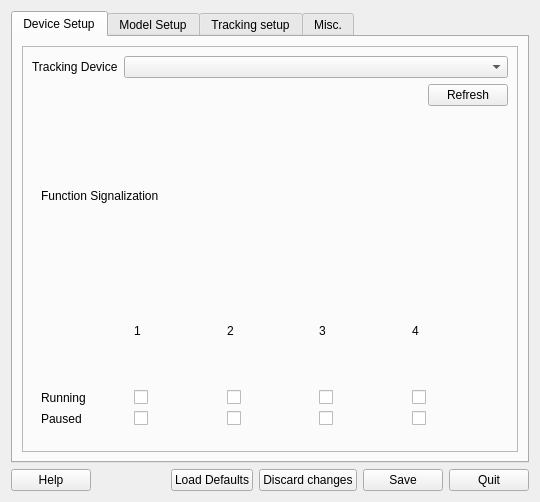
Before: the Qt Designer form branches/help_test/src/qt_gui/ltr.ui in uglyDwarf/linuxtrack, drawn with Qt 5.
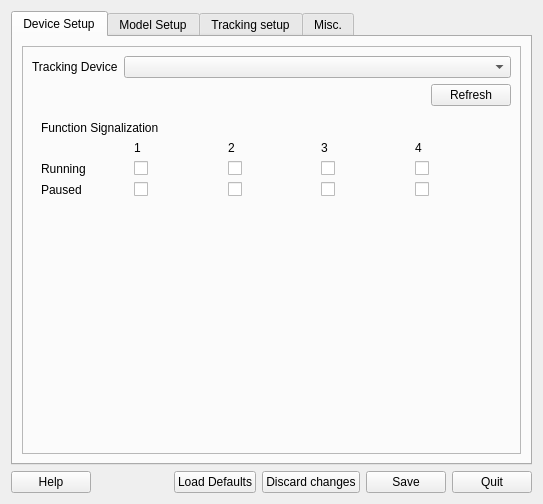
After: the same form once the commit is applied. The open tabs and pages were chosen to show the change. Icons and pictures are not drawn.

Commit message: Fixed layout of Wiimote setup GUI. Added a function to utils allowing to get logfile name. Fixed log viewer of ltr_gui.

Patch:
```diff
--- a/branches/help_test/src/qt_gui/ltr.ui
+++ b/branches/help_test/src/qt_gui/ltr.ui
@@ -6,8 +6,8 @@
    <rect>
     <x>0</x>
     <y>0</y>
-    <width>540</width>
-    <height>502</height>
+    <width>543</width>
+    <height>504</height>
    </rect>
   </property>
   <property name="sizePolicy">
@@ -284,6 +284,12 @@
                <layout class="QVBoxLayout" name="verticalLayout_5">
                 <item>
                  <widget class="QLabel" name="label_22">
+                  <property name="sizePolicy">
+                   <sizepolicy hsizetype="Minimum" vsizetype="Maximum">
+                    <horstretch>0</horstretch>
+                    <verstretch>0</verstretch>
+                   </sizepolicy>
+                  </property>
                   <property name="text">
                    <string>Function Signalization</string>
                   </property>
@@ -363,6 +369,12 @@
                   </item>
                   <item row="0" column="1">
                    <widget class="QLabel" name="label_18">
+                    <property name="sizePolicy">
+                     <sizepolicy hsizetype="Preferred" vsizetype="Maximum">
+                      <horstretch>0</horstretch>
+                      <verstretch>0</verstretch>
+                     </sizepolicy>
+                    </property>
                     <property name="text">
                      <string>1</string>
                     </property>
@@ -370,6 +382,12 @@
                   </item>
                   <item row="0" column="2">
                    <widget class="QLabel" name="label_19">
+                    <property name="sizePolicy">
+                     <sizepolicy hsizetype="Preferred" vsizetype="Maximum">
+                      <horstretch>0</horstretch>
+                      <verstretch>0</verstretch>
+                     </sizepolicy>
+                    </property>
                     <property name="text">
                      <string>2</string>
                     </property>
@@ -377,6 +395,12 @@
                   </item>
                   <item row="0" column="3">
                    <widget class="QLabel" name="label_20">
+                    <property name="sizePolicy">
+                     <sizepolicy hsizetype="Preferred" vsizetype="Maximum">
+                      <horstretch>0</horstretch>
+                      <verstretch>0</verstretch>
+                     </sizepolicy>
+                    </property>
                     <property name="text">
                      <string>3</string>
                     </property>
@@ -384,6 +408,12 @@
                   </item>
                   <item row="0" column="4">
                    <widget class="QLabel" name="label_21">
+                    <property name="sizePolicy">
+                     <sizepolicy hsizetype="Preferred" vsizetype="Maximum">
+                      <horstretch>0</horstretch>
+                      <verstretch>0</verstretch>
+                     </sizepolicy>
+                    </property>
                     <property name="text">
                      <string>4</string>
                     </property>
@@ -396,6 +426,15 @@
                   <property name="orientation">
                    <enum>Qt::Vertical</enum>
                   </property>
+                  <property name="sizeType">
+                   <enum>QSizePolicy::Expanding</enum>
+                  </property>
+                  <property name="sizeHint" stdset="0">
+                   <size>
+                    <width>20</width>
+                    <height>20</height>
+                   </size>
+                  </property>
                  </spacer>
                 </item>
                </layout>
```
Left out of the diff: 2 changed lines with no effect on the pictures. The commit also changes 3 other files.
